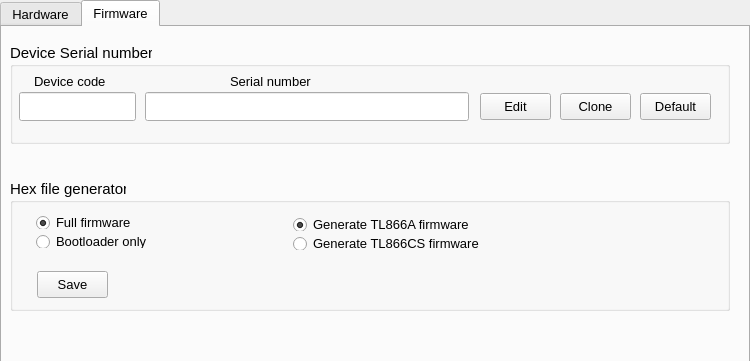
Before: the Qt Designer form TL866_Updater/QT/mainwindow.ui in radiomanV/TL866, drawn with Qt 5.
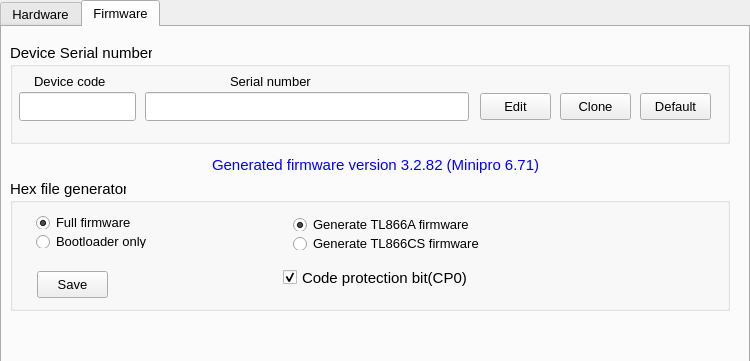
After: the same form once the commit is applied. The open tabs and pages were chosen to show the change. Icons and pictures are not drawn.

The edit to the form file:
```diff
--- a/TL866_Updater/QT/mainwindow.ui
+++ b/TL866_Updater/QT/mainwindow.ui
@@ -809,6 +809,43 @@
         </item>
        </layout>
       </widget>
+      <widget class="QCheckBox" name="cp0">
+       <property name="geometry">
+        <rect>
+         <x>273</x>
+         <y>90</y>
+         <width>231</width>
+         <height>17</height>
+        </rect>
+       </property>
+       <property name="text">
+        <string>Code protection bit(CP0)</string>
+       </property>
+       <property name="checked">
+        <bool>true</bool>
+       </property>
+      </widget>
+     </widget>
+     <widget class="QLabel" name="label_8">
+      <property name="geometry">
+       <rect>
+        <x>210</x>
+        <y>130</y>
+        <width>361</width>
+        <height>16</height>
+       </rect>
+      </property>
+      <property name="font">
+       <font>
+        <pointsize>11</pointsize>
+       </font>
+      </property>
+      <property name="styleSheet">
+       <string notr="true">color: rgb(0, 0, 255);</string>
+      </property>
+      <property name="text">
+       <string>Generated firmware version 3.2.82 (Minipro 6.71)</string>
+      </property>
      </widget>
     </widget>
    </widget>
```
